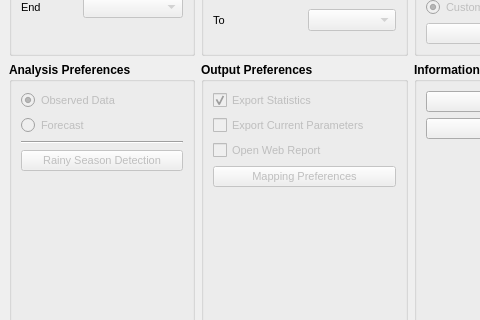
Before: the Qt Designer form ui/smpg_dialog_base.ui in JuanPDiazL/SMPG, drawn with Qt 5; both pictures show x 0 to 480 and y 313 to 633 of the 616 by 733 pixel window.
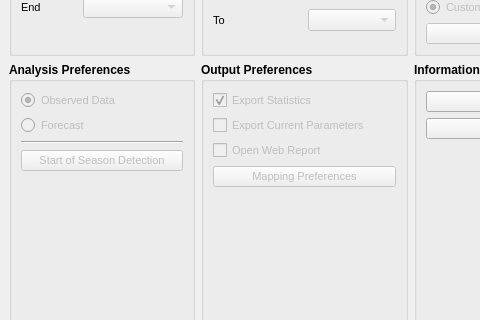
After: the same form once the commit is applied. Icons and pictures are not drawn.

Commit message: change sos button label

The edit to the form file:
```diff
--- a/ui/smpg_dialog_base.ui
+++ b/ui/smpg_dialog_base.ui
@@ -359,7 +359,7 @@
             </font>
            </property>
            <property name="text">
-            <string>Rainy Season Detection</string>
+            <string>Start of Season Detection</string>
            </property>
           </widget>
          </item>
```
